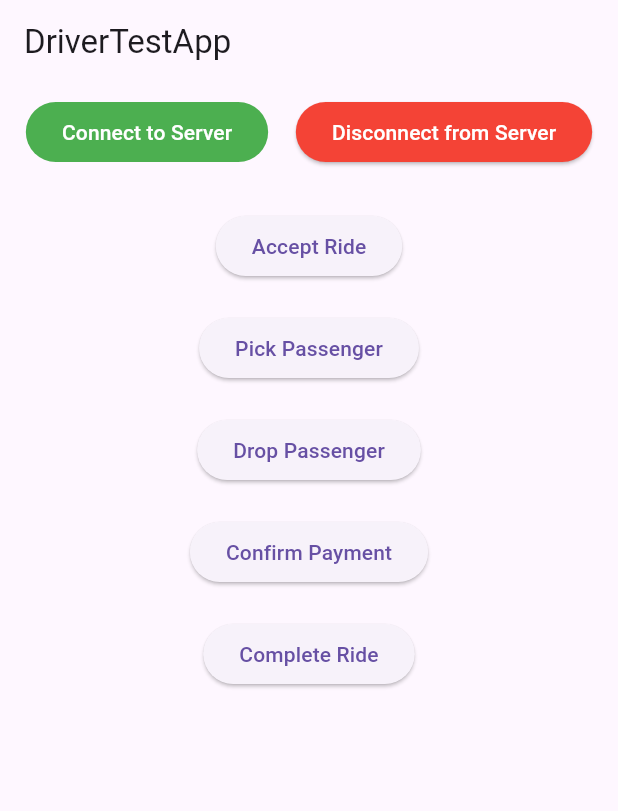
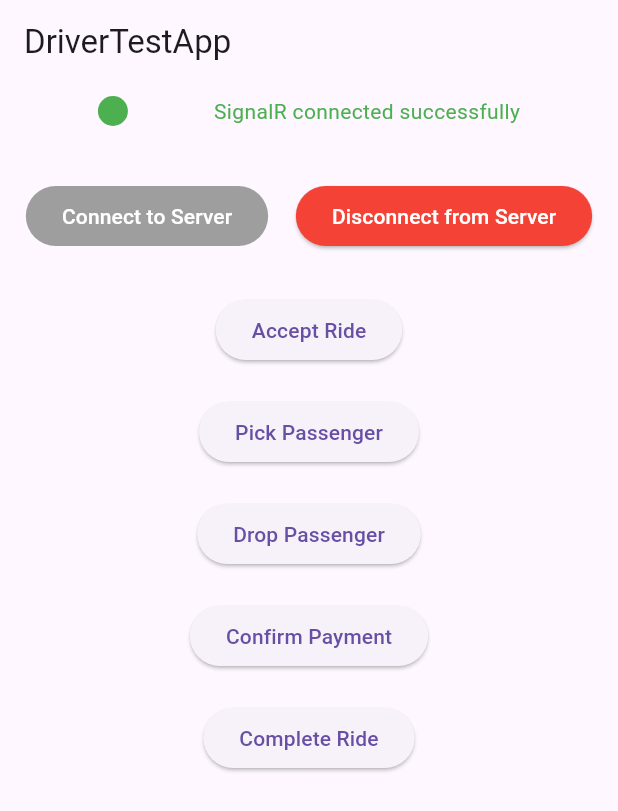
Before and after one commit to thuyavansc/taxi_driver_simulation_flutter_1, a Flutter app: the screen it shows after launch, after a tap on "Confirm Payment", on a phone screen of 412 x 824 dp. Shown: the top 811 px of the screen. Run offline on Flutter 3.47's test engine with Material 3 defaults, Android fonts, the light colour scheme and no system bars; our stand-ins replace flutter_local_notifications; missing offline and left inert: signalr_netcore.

Commit message:
SignalR connection Status Added ,Trip start/Pickup passenger, TestDriverSimulate App : Trip request Notification received, Then Accept button clicked -> Triggered local server for live location generation ( Live location data generation by local dot net server)

```diff
--- a/lib/main.dart
+++ b/lib/main.dart
@@ -25,7 +25,15 @@ class _DriverTestAppState extends State<DriverTestApp> {
 
   void _initializeSignalR() async {
     print('Initializing SignalR...');
-    _hubConnection = HubConnectionBuilder().withUrl("http://192.168.8.168:5120/maphub").build();
+    // _hubConnection = HubConnectionBuilder().withUrl("http://192.168.8.168:5120/maphub").build();
+    _hubConnection = HubConnectionBuilder().withUrl("https://markspector.runasp.net/maphub").build();
+
+    _hubConnection.onclose(({error}) {
+      setState(() {
+      _isConnected = false;
+      });
+    });
+
 
     _hubConnection.on("NewRideNotification", (List<Object?>? rideData) {
       // Handle new ride notification
@@ -43,7 +51,7 @@ class _DriverTestAppState extends State<DriverTestApp> {
 
         print(notificationString);
         _notificationUtils.showNotification(pickupLatitude);
-        _showSnackbar(context,'Received New Ride Notification');
+        _showSnackbar(context,'🐥 Received New Ride Notification');
       } else {
         print('Received incomplete or empty New Ride Notification');
       }
@@ -66,10 +74,30 @@ class _DriverTestAppState extends State<DriverTestApp> {
 
         print(acceptanceString);
         //_notificationUtils.showNotification(pickupLongitude);
-        _showSnackbar(context,'RideAccepted Notification');
+        _showSnackbar(context,'✔ RideAccepted Notification');
         // Add logic here to start the ride
       } else {
         print('Received incomplete or empty Ride Accepted notification');
+      }
+    });
+
+    // Listen for 'DriverReachedPickupPoint' events
+    _hubConnection.on("DriverReachedPickup", (List<Object?>? args) {
+      if (args != null && args.isNotEmpty) {
+        String message = args[0] as String;
+        print("Received Driver Reached Pickup Point Notification: $message");
+        // _notificationUtils.showNotification(message);
+        _showSnackbar(context,'🟡 Driver Reached Pickup Point');
+      }
+    });
+
+    // Listen for 'DriverReachedPickupPoint' events
+    _hubConnection.on("DriverReachedDropOff", (List<Object?>? args) {
+      if (args != null && args.isNotEmpty) {
+        String message = args[0] as String;
+        print("Received Driver Reached Pickup Point Notification: $message");
+        // _notificationUtils.showNotification(message);
+        _showSnackbar(context,'🟢 Driver Reached DropOff Point');
       }
     });
 
@@ -148,10 +176,32 @@ class _DriverTestAppState extends State<DriverTestApp> {
                 child: Row(
                   mainAxisAlignment: MainAxisAlignment.spaceEvenly,
                   children: [
+                    _isConnected
+                        ? const CircleAvatar(
+                      backgroundColor: Colors.green,
+                      radius: 10,
+                    )
+                        : const CircleAvatar(
+                      backgroundColor: Colors.red,
+                      radius: 10,
+                    ),
+                    Text(
+                      _isConnected ? 'SignalR connected successfully' : 'SignalR connection failed',
+                      style: TextStyle(color: _isConnected ? Colors.green : Colors.red),
+                    ),
+                  ],
+                ),
+              ),
+              SizedBox(height: 20),
+              Padding(
+                padding: const EdgeInsets.all(8.0),
+                child: Row(
+                  mainAxisAlignment: MainAxisAlignment.spaceEvenly,
+                  children: [
                     ElevatedButton(
                       onPressed: !_isConnected ? _initializeSignalR : null,
                       style: ButtonStyle(
-                        backgroundColor: MaterialStateProperty.all<Color>(Colors.green),
+                        backgroundColor: MaterialStateProperty.all<Color>(_isConnected ? Colors.grey : Colors.green),
                         foregroundColor: MaterialStateProperty.all<Color>(Colors.white),
                       ),
                       child: Text('Connect to Server'),
@@ -160,7 +210,7 @@ class _DriverTestAppState extends State<DriverTestApp> {
                     ElevatedButton(
                       onPressed: _isConnected ? _disconnectFromServer : null,
                       style: ButtonStyle(
-                        backgroundColor: MaterialStateProperty.all<Color>(Colors.red),
+                        backgroundColor: MaterialStateProperty.all<Color>(_isConnected ? Colors.red : Colors.grey),
                         foregroundColor: MaterialStateProperty.all<Color>(Colors.white),
                       ),
                       child: Text('Disconnect from Server'),
@@ -199,6 +249,7 @@ class _DriverTestAppState extends State<DriverTestApp> {
                 onPressed: () {
                   print('Button Clicked : Confirm Payment');
                   // Add functionality for other buttons
+                  _sayHai();
                 },
                 child: Text('Confirm Payment'),
               ),
```
Also changed, not shown: 1 other file.
